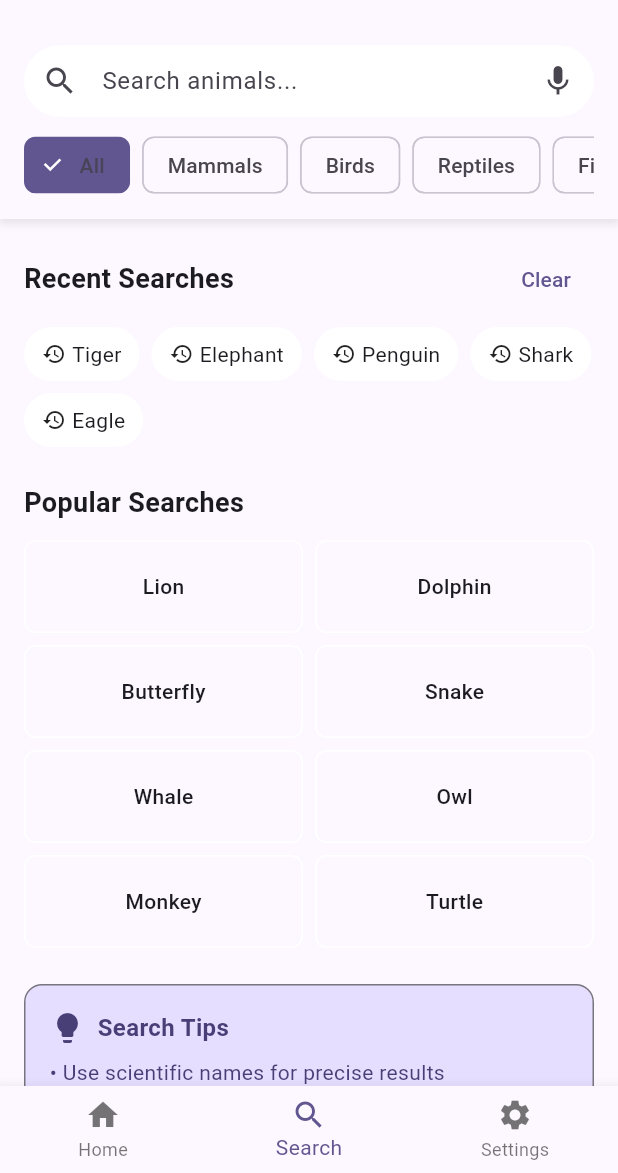
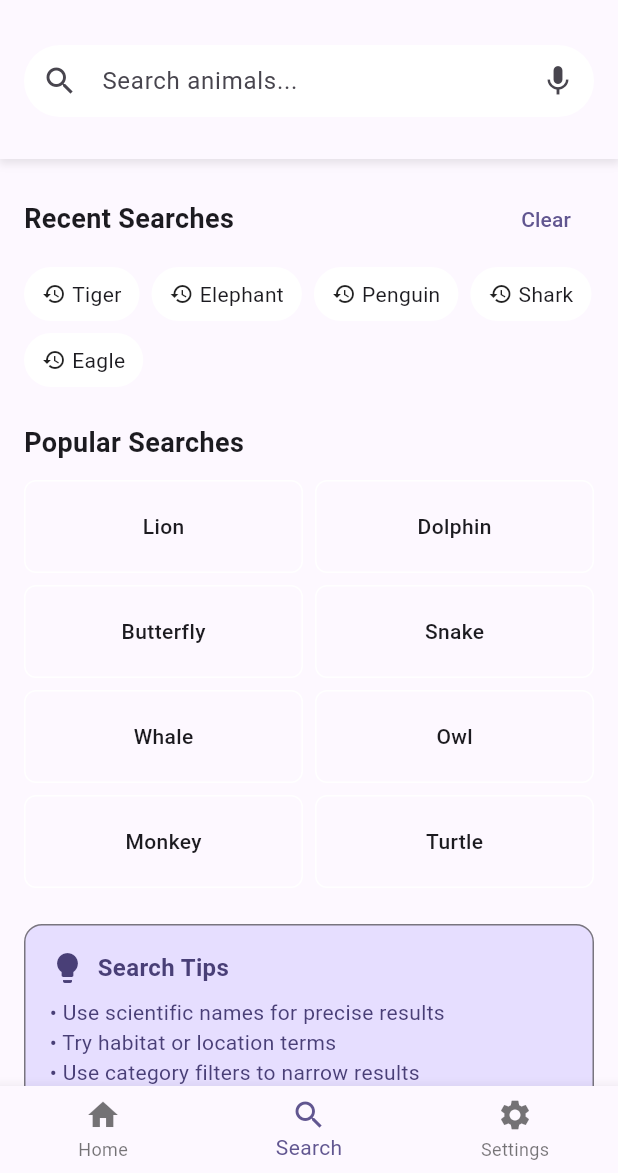
Before and after one commit to dangSonw/koala, a Flutter app: the screen it shows after launch, item 2 of the bottom bar chosen, on a phone screen of 412 x 824 dp, the part 63-1236 px from its top. Run offline on Flutter 3.47's test engine with Material 3 defaults, Android fonts, the phone set to English and light mode, and no system bars; our stand-ins replace hive_flutter; accounts and stored records are empty; Roboto replaces fonts that are missing (Schyler).

Commit message:
remove seach chips

```diff
--- a/lib/provider/main_screen/search_page_provider.dart
+++ b/lib/provider/main_screen/search_page_provider.dart
@@ -9,7 +9,6 @@ class SearchProvider extends ChangeNotifier {
   String _selectedFilter = 'All';
   String _query = '';
 
-  final List<String> filters = const ['All', 'Mammals', 'Birds', 'Reptiles', 'Fish', 'Insects'];
   final List<String> _recentSearches = ['Tiger', 'Elephant', 'Penguin', 'Shark', 'Eagle'];
   final List<String> popularSearches = const ['Lion', 'Dolphin', 'Butterfly', 'Snake', 'Whale', 'Owl', 'Monkey', 'Turtle'];
 
--- a/lib/ui/main_screen/pages/search_page.dart
+++ b/lib/ui/main_screen/pages/search_page.dart
@@ -2,7 +2,6 @@ import 'package:flutter/material.dart';
 import 'package:provider/provider.dart';
 
 import '../../../widgets/native/main_screen/search_page/search_bar.dart';
-import '../../../widgets/native/main_screen/search_page/filter_chips.dart';
 import '../../../widgets/native/main_screen/search_page/recent_searches.dart';
 import '../../../widgets/native/main_screen/search_page/popular_searches.dart';
 
@@ -22,7 +21,6 @@ class _SearchPageState extends State<SearchPage> {
 
   void _performSearch(String query) => _provider.performSearch(query);
   void _clearSearch() => _provider.clearSearch();
-  void _onFilterSelected(String filter) => _provider.setFilter(filter);
   void _onSearchTap(String search) {
     _provider.controller.text = search;
     _provider.performSearch(search);
@@ -35,7 +33,6 @@ class _SearchPageState extends State<SearchPage> {
     return Scaffold(
       body: Column(
         children: [
-          // Search Header
           Container(
             padding: const EdgeInsets.all(16),
             decoration: BoxDecoration(
@@ -57,7 +54,6 @@ class _SearchPageState extends State<SearchPage> {
                   onSubmitted: _performSearch,
                   onClear: _clearSearch,
                   onVoiceSearch: () {
-
                     debugPrintInfo('[SEARCH]','Voice search');
                   },
                   onChanged: (value) {
@@ -66,18 +62,10 @@ class _SearchPageState extends State<SearchPage> {
                 ),
 
                 const SizedBox(height: 12),
-
-                // Filter Chips
-                FilterChips(
-                  filters: provider.filters,
-                  selectedFilter: provider.selectedFilter,
-                  onFilterSelected: _onFilterSelected,
-                ),
               ],
             ),
           ),
 
-          // Search Content
           Expanded(
             child: provider.query.isEmpty
                 ? _buildSearchSuggestions()
@@ -97,7 +85,6 @@ class _SearchPageState extends State<SearchPage> {
       child: Column(
         crossAxisAlignment: CrossAxisAlignment.start,
         children: [
-          // Recent Searches
           RecentSearches(
             searches: provider.recentSearches,
             onSearchTap: _onSearchTap,
--- a/lib/widgets/native/main_screen/search_page/filter_chips.dart
+++ /dev/null
@@ -1,43 +0,0 @@
-import 'package:flutter/material.dart';
-
-class FilterChips extends StatelessWidget {
-  final List<String> filters;
-  final String selectedFilter;
-  final Function(String) onFilterSelected;
-
-  const FilterChips({
-    super.key,
-    required this.filters,
-    required this.selectedFilter,
-    required this.onFilterSelected,
-  });
-
-  @override
-  Widget build(BuildContext context) {
-    return SizedBox(
-      height: 40,
-      child: ListView.builder(
-        scrollDirection: Axis.horizontal,
-        itemCount: filters.length,
-        itemBuilder: (context, index) {
-          final filter = filters[index];
-          final isSelected = selectedFilter == filter;
-
-          return Padding(
-            padding: const EdgeInsets.only(right: 8),
-            child: FilterChip(
-              label: Text(filter),
-              selected: isSelected,
-              onSelected: (selected) {
-                onFilterSelected(filter);
-              },
-              backgroundColor: Theme.of(context).colorScheme.background,
-              selectedColor: Theme.of(context).colorScheme.primary,
-              checkmarkColor: Theme.of(context).colorScheme.onPrimary,
-            ),
-          );
-        },
-      ),
-    );
-  }
-}
--- a/lib/widgets/native/main_screen/search_page/search_bar.dart
+++ b/lib/widgets/native/main_screen/search_page/search_bar.dart
@@ -1,5 +1,4 @@
 import 'package:flutter/material.dart';
-import '../../../../themes/themes.dart';
 
 class CustomSearchBar extends StatelessWidget {
   final TextEditingController controller;
```
